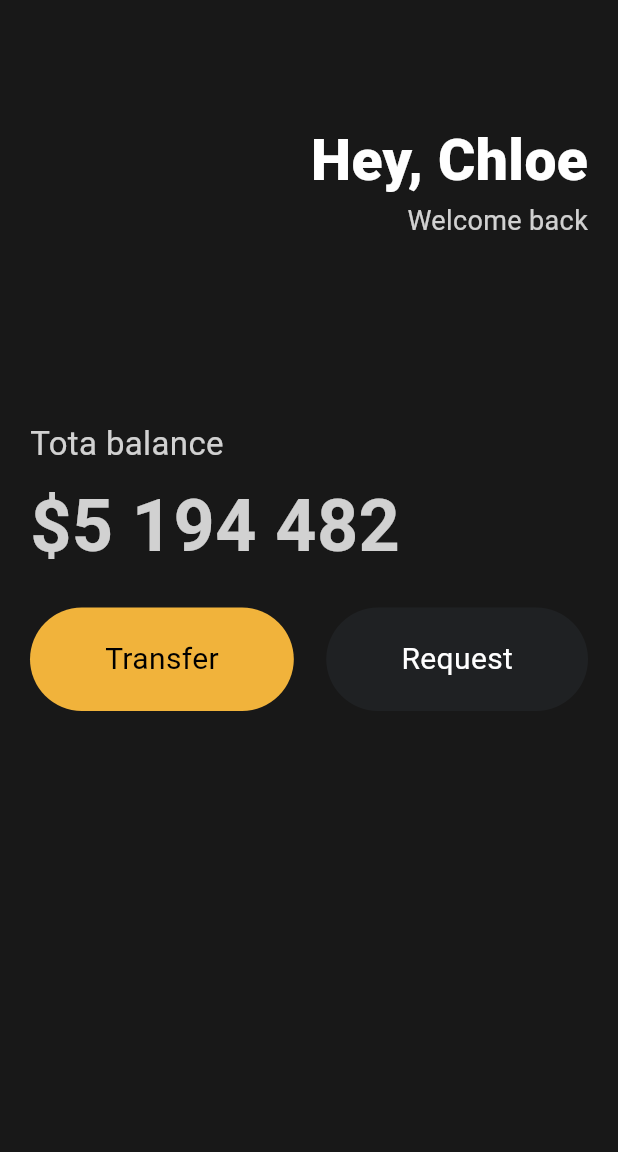
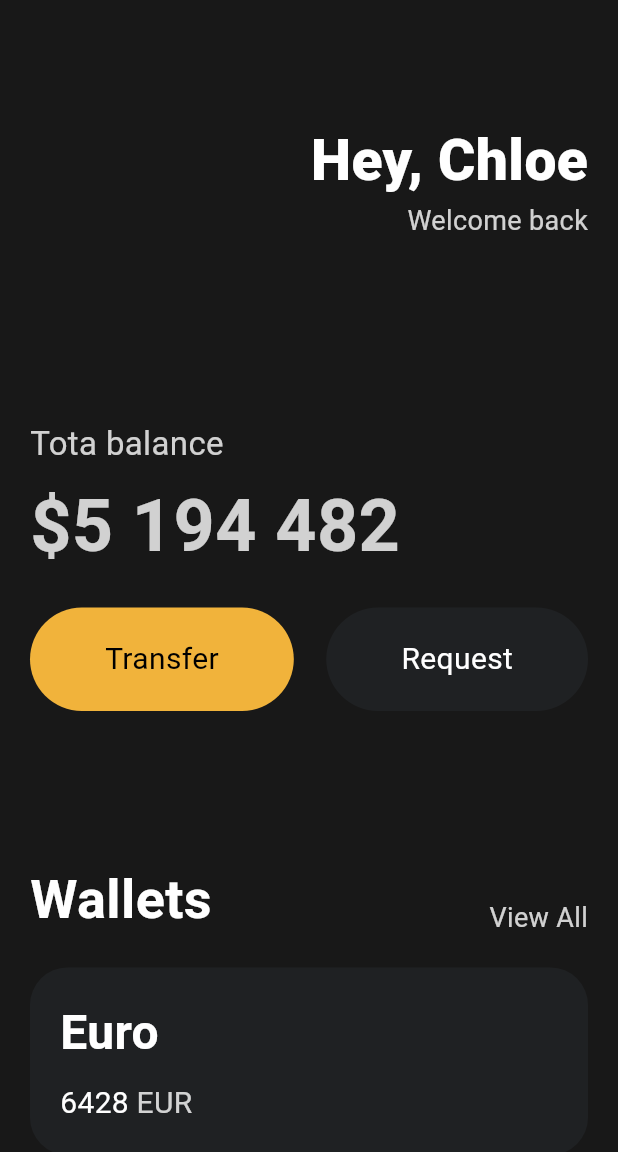
Before and after one commit to junmieee/flutter-playground, a Flutter app: the screen it shows after launch, on a phone screen of 412 x 824 dp. Shown: the top 1152 px of the screen. Run offline on Flutter 3.47's test engine with Material 3 defaults, Android fonts, the phone set to English and light mode, and no system bars.

Commit message:
UI challenge 2

```diff
--- a/lib/main.dart
+++ b/lib/main.dart
@@ -121,6 +121,83 @@ class _AppState extends State<App> {
                     ),
                   ],
                 ),
+                const SizedBox(
+                  height: 100,
+                ),
+                Row(
+                  crossAxisAlignment: CrossAxisAlignment.end,
+                  mainAxisAlignment: MainAxisAlignment.spaceBetween,
+                  children: [
+                    const Text(
+                      'Wallets',
+                      style: TextStyle(
+                        color: Colors.white,
+                        fontSize: 36,
+                        fontWeight: FontWeight.w600,
+                      ),
+                    ),
+                    Text(
+                      'View All',
+                      style: TextStyle(
+                        color: Colors.white.withOpacity(0.8),
+                        fontSize: 18,
+                      ),
+                    ),
+                  ],
+                ),
+                const SizedBox(
+                  height: 20,
+                ),
+                Container(
+                  decoration: BoxDecoration(
+                    color: const Color(0xFF1F2123),
+                    borderRadius: BorderRadius.circular(25),
+                  ),
+                  child: Padding(
+                    padding: const EdgeInsets.all(20),
+                    child: Row(
+                      children: [
+                        Column(
+                          crossAxisAlignment: CrossAxisAlignment.start,
+                          children: [
+                            const Text(
+                              'Euro',
+                              style: TextStyle(
+                                color: Colors.white,
+                                fontSize: 32,
+                                fontWeight: FontWeight.w600,
+                              ),
+                            ),
+                            const SizedBox(
+                              height: 10,
+                            ),
+                            Row(
+                              children: [
+                                const Text(
+                                  '6428',
+                                  style: TextStyle(
+                                    fontSize: 20,
+                                    color: Colors.white,
+                                  ),
+                                ),
+                                const SizedBox(
+                                  width: 5,
+                                ),
+                                Text(
+                                  'EUR',
+                                  style: TextStyle(
+                                    fontSize: 20,
+                                    color: Colors.white.withOpacity(0.8),
+                                  ),
+                                ),
+                              ],
+                            )
+                          ],
+                        ),
+                      ],
+                    ),
+                  ),
+                )
               ],
             ),
           )),
```
